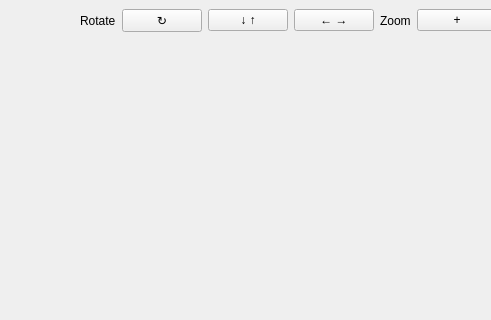
Before: the Qt Designer form Fotoshop/workingwindow.ui in Hardikp16/CS340, drawn with Qt 5; both pictures show x 265 to 756 and y 0 to 320 of the 1153 by 646 pixel window.
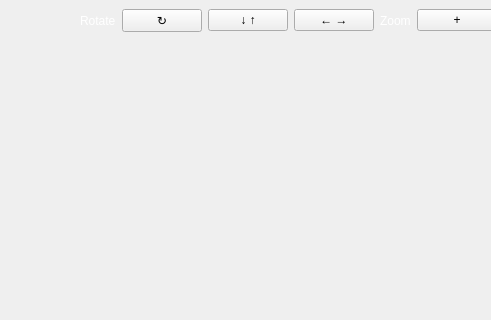
After: the same form once the commit is applied.

Commit message: Main window interface color added

What changed in the file:
```diff
--- a/Fotoshop/workingwindow.ui
+++ b/Fotoshop/workingwindow.ui
@@ -91,6 +91,9 @@
        <layout class="QHBoxLayout" name="horizontalLayout_6">
         <item>
          <widget class="QLabel" name="label_5">
+          <property name="styleSheet">
+           <string notr="true">Color: White</string>
+          </property>
           <property name="text">
            <string>Rotate</string>
           </property>
@@ -123,6 +126,9 @@
        <layout class="QHBoxLayout" name="horizontalLayout_2">
         <item>
          <widget class="QLabel" name="label">
+          <property name="styleSheet">
+           <string notr="true">color: white</string>
+          </property>
           <property name="text">
            <string>Zoom</string>
           </property>
```
The commit also changes 2 other files.
